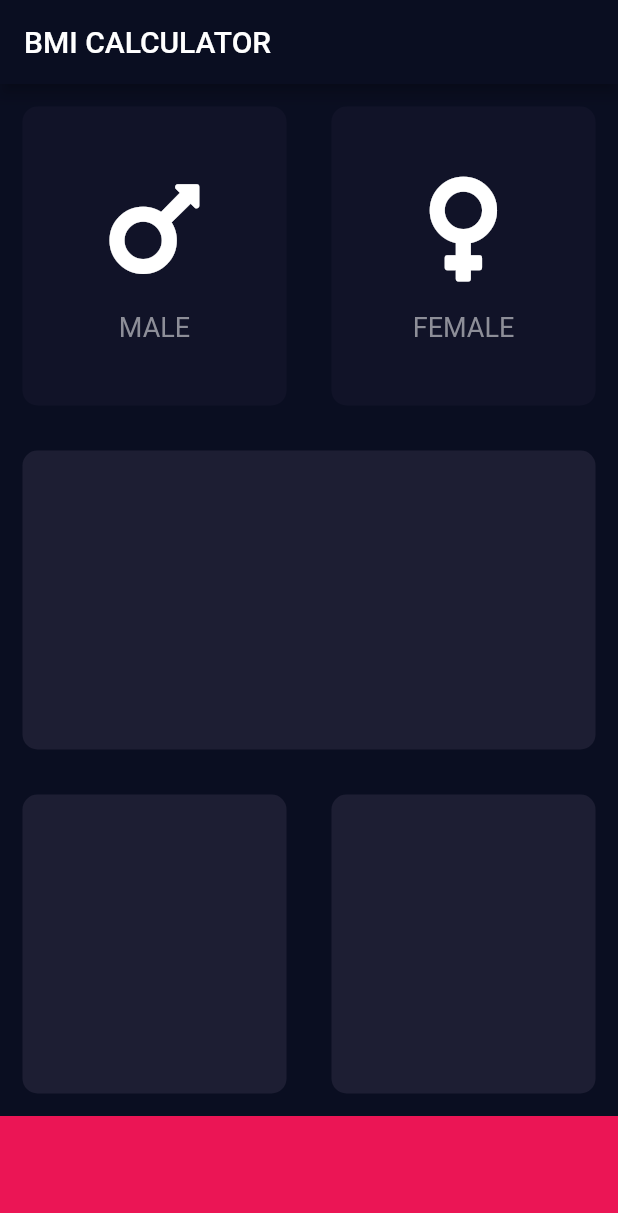
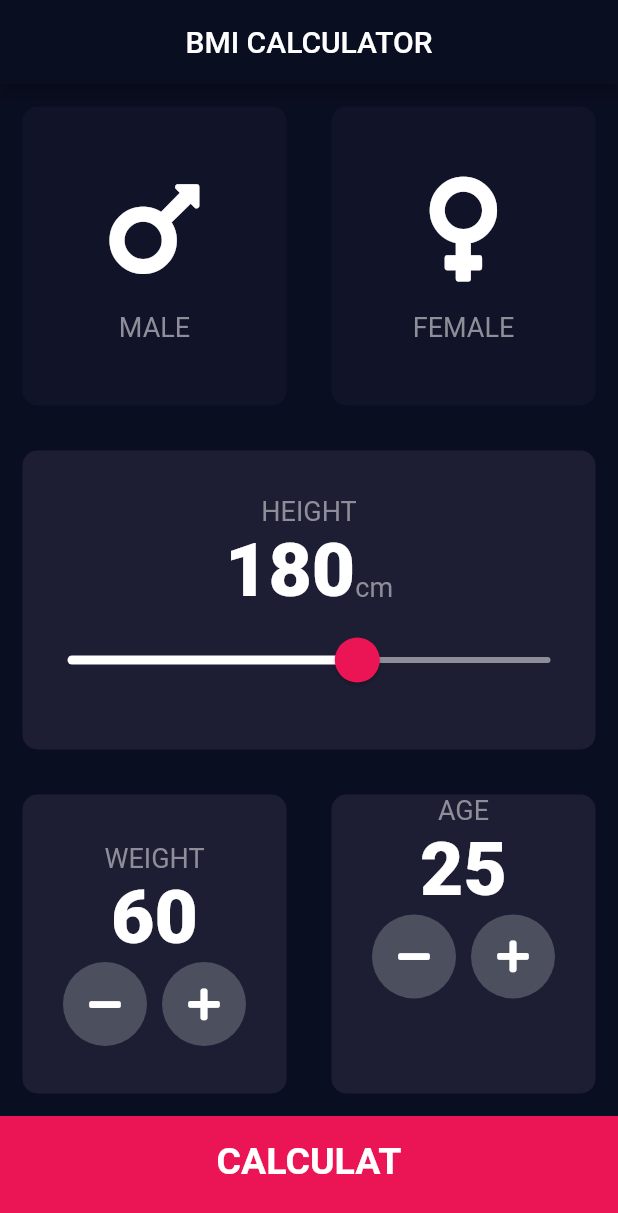
Before and after one commit to SNazarko/Bmi_calculator, a Flutter app: the screen it shows after launch, on a phone screen of 412 x 824 dp. Shown: the top 1213 px of the screen. Run offline on Flutter 3.47's test engine with Material 2 defaults, Android fonts, the phone set to English and light mode, and no system bars; our stand-ins replace font_awesome_flutter.

Commit message:
fix 1 scrin

```diff
--- /dev/null
+++ b/lib/costanse.dart
@@ -0,0 +1,5 @@
+import 'dart:ui';
+
+const activeCardColor = Color(0xFF1D1E33);
+const inactiveCardColor = Color(0xFF111328);
+const bottomContainerColor = Color(0xFFEB1555);
--- a/lib/icon_content.dart
+++ b/lib/icon_content.dart
@@ -1,4 +1,6 @@
 import 'package:flutter/cupertino.dart';
+
+const labelTextStyle = TextStyle(fontSize: 18, color: Color(0xFF8D8E98));
 
 class IconContent extends StatelessWidget {
   IconContent({required this.label, required this.icon});
@@ -19,11 +21,8 @@ class IconContent extends StatelessWidget {
         ),
         Text(
           label,
-          style: const TextStyle(
-            fontSize: 18,
-            color: Color(0xFF8D8E98),
-          ),
-        )
+          style: labelTextStyle,
+        ),
       ],
     );
   }
--- a/lib/imput_page.dart
+++ b/lib/imput_page.dart
@@ -1,15 +1,16 @@
+import 'package:bmi_calculator/results_page.dart';
 import 'package:bmi_calculator/reusable_card.dart';
 import 'package:flutter/cupertino.dart';
 import 'package:flutter/material.dart';
 import 'package:font_awesome_flutter/font_awesome_flutter.dart';
 
+import 'costanse.dart';
 import 'icon_content.dart';
 
+const labelTextStyle = TextStyle(fontSize: 18, color: Color(0xFF8D8E98));
+const numberTextStyle = TextStyle(fontSize: 50, fontWeight: FontWeight.w900);
+
 enum Gender { Male, Female }
-
-const activeCardColor = Color(0xFF1D1E33);
-const inactiveCardColor = Color(0xFF111328);
-const bottomContainerColor = Color(0xFFEB1555);
 
 class InputPage extends StatefulWidget {
   @override
@@ -18,15 +19,20 @@ class InputPage extends StatefulWidget {
 
 class _InputPageState extends State<InputPage> {
   Gender? selectedGender;
+  late int height = 180;
+  late int weight = 60;
+  late int age = 25;
 
   @override
   Widget build(BuildContext context) {
     return Scaffold(
         appBar: AppBar(
+          centerTitle: true,
           backgroundColor: const Color(0xFF0A0E21),
           title: const Text('BMI CALCULATOR'),
         ),
         body: Column(
+          crossAxisAlignment: CrossAxisAlignment.stretch,
           children: [
             Expanded(
                 child: Row(
@@ -69,7 +75,48 @@ class _InputPageState extends State<InputPage> {
             )),
             Expanded(
                 child: ReusableCard(
-              cardChild: Container(),
+              cardChild: Column(
+                mainAxisAlignment: MainAxisAlignment.center,
+                children: [
+                  const Text(
+                    'HEIGHT',
+                    style: labelTextStyle,
+                  ),
+                  Row(
+                    mainAxisAlignment: MainAxisAlignment.center,
+                    crossAxisAlignment: CrossAxisAlignment.baseline,
+                    textBaseline: TextBaseline.alphabetic,
+                    children: [
+                      Text(height.toString(), style: numberTextStyle),
+                      Text(
+                        'cm',
+                        style: labelTextStyle,
+                      ),
+                    ],
+                  ),
+                  SliderTheme(
+                    data: SliderTheme.of(context).copyWith(
+                        inactiveTrackColor: Color(0xFF8D8E98),
+                        activeTrackColor: Colors.white,
+                        thumbColor: Color(0xFFEB1555),
+                        overlayColor: Color(0x29EB1555),
+                        thumbShape:
+                            RoundSliderThumbShape(enabledThumbRadius: 15),
+                        overlayShape:
+                            RoundSliderOverlayShape(overlayRadius: 30)),
+                    child: Slider(
+                      onChanged: (double newValue) {
+                        setState(() {
+                          height = newValue.round();
+                        });
+                      },
+                      value: height.toDouble(),
+                      min: 120,
+                      max: 220,
+                    ),
+                  )
+                ],
+              ),
               color: activeCardColor,
             )),
             Expanded(
@@ -77,22 +124,128 @@ class _InputPageState extends State<InputPage> {
               children: [
                 Expanded(
                     child: ReusableCard(
-                  cardChild: Container(),
+                  cardChild: Column(
+                    mainAxisAlignment: MainAxisAlignment.center,
+                    children: [
+                      Text(
+                        'WEIGHT',
+                        style: labelTextStyle,
+                      ),
+                      Text(
+                        weight.toString(),
+                        style: numberTextStyle,
+                      ),
+                      Row(
+                        mainAxisAlignment: MainAxisAlignment.center,
+                        children: [
+                          RoundIconButton(
+                            icon: FontAwesomeIcons.minus,
+                            onPressed: () {
+                              setState(() {
+                                weight--;
+                              });
+                            },
+                          ),
+                          SizedBox(
+                            width: 10,
+                          ),
+                          RoundIconButton(
+                            icon: FontAwesomeIcons.plus,
+                            onPressed: () {
+                              setState(() {
+                                weight++;
+                              });
+                            },
+                          )
+                        ],
+                      )
+                    ],
+                  ),
                   color: activeCardColor,
                 )),
                 Expanded(
                     child: ReusableCard(
                   color: activeCardColor,
-                  cardChild: Container(),
+                  cardChild: Column(
+                    children: [
+                      const Text(
+                        'AGE',
+                        style: labelTextStyle,
+                      ),
+                      Text(
+                        age.toString(),
+                        style: numberTextStyle,
+                      ),
+                      Row(
+                        mainAxisAlignment: MainAxisAlignment.center,
+                        children: [
+                          RoundIconButton(
+                            icon: FontAwesomeIcons.minus,
+                            onPressed: () {
+                              setState(() {
+                                age--;
+                              });
+                            },
+                          ),
+                          SizedBox(
+                            width: 10,
+                          ),
+                          RoundIconButton(
+                            icon: FontAwesomeIcons.plus,
+                            onPressed: () {
+                              setState(() {
+                                age++;
+                              });
+                            },
+                          )
+                        ],
+                      )
+                    ],
+                  ),
                 )),
               ],
             )),
-            Container(
-              height: 80,
-              width: double.infinity,
-              color: bottomContainerColor,
+            GestureDetector(
+              onTap: () {
+                Navigator.push(context,
+                    MaterialPageRoute(builder: (context) => ResultsPage()));
+              },
+              child: Container(
+                padding: EdgeInsets.only(bottom: 20),
+                child: Center(
+                  child: const Text(
+                    'CALCULAT',
+                    style: TextStyle(fontSize: 25, fontWeight: FontWeight.bold),
+                  ),
+                ),
+                height: 80,
+                width: double.infinity,
+                color: bottomContainerColor,
+              ),
             )
           ],
         ));
   }
 }
+
+class RoundIconButton extends StatelessWidget {
+  RoundIconButton({Key? key, required this.icon, required this.onPressed})
+      : super(key: key);
+  final IconData icon;
+  final onPressed;
+
+  @override
+  Widget build(BuildContext context) {
+    return RawMaterialButton(
+      onPressed: onPressed,
+      elevation: 0,
+      shape: CircleBorder(),
+      fillColor: Color(0xFF4C4F5E),
+      constraints: BoxConstraints.tightFor(
+        width: 56,
+        height: 56,
+      ),
+      child: Icon(icon),
+    );
+  }
+}
--- /dev/null
+++ b/lib/results_page.dart
@@ -0,0 +1,33 @@
+import 'package:flutter/cupertino.dart';
+import 'package:flutter/material.dart';
+
+class ResultsPage extends StatelessWidget {
+  const ResultsPage({Key? key}) : super(key: key);
+
+  @override
+  Widget build(BuildContext context) {
+    return Scaffold(
+      appBar: AppBar(
+        centerTitle: true,
+        backgroundColor: const Color(0xFF0A0E21),
+        title: const Text('BMI CALCULATOR'),
+      ),
+      body: Column(
+        mainAxisAlignment: MainAxisAlignment.spaceAround,
+        children: [
+          Expanded(
+            child: Container(
+              child: Text(
+                'Yor Result',
+                style: TextStyle(
+                  fontSize: 50,
+                  fontWeight: FontWeight.bold,
+                ),
+              ),
+            ),
+          )
+        ],
+      ),
+    );
+  }
+}
```
